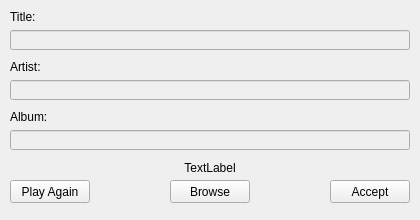
First picture: the form in res/musec.ui, repository Mystler/Musec, before the edit.
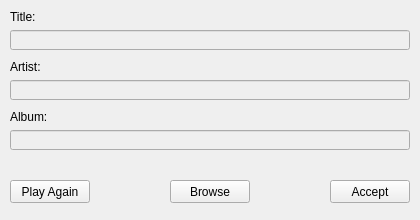
Second picture: the form after the edit. Icons and pictures are not drawn.

The edit to the form file:
```diff
--- a/res/musec.ui
+++ b/res/musec.ui
@@ -125,7 +125,7 @@
     </rect>
    </property>
    <property name="text">
-    <string>TextLabel</string>
+    <string/>
    </property>
    <property name="alignment">
     <set>Qt::AlignCenter</set>
```
Left out of the diff: 11 changed lines with no effect on the pictures.
